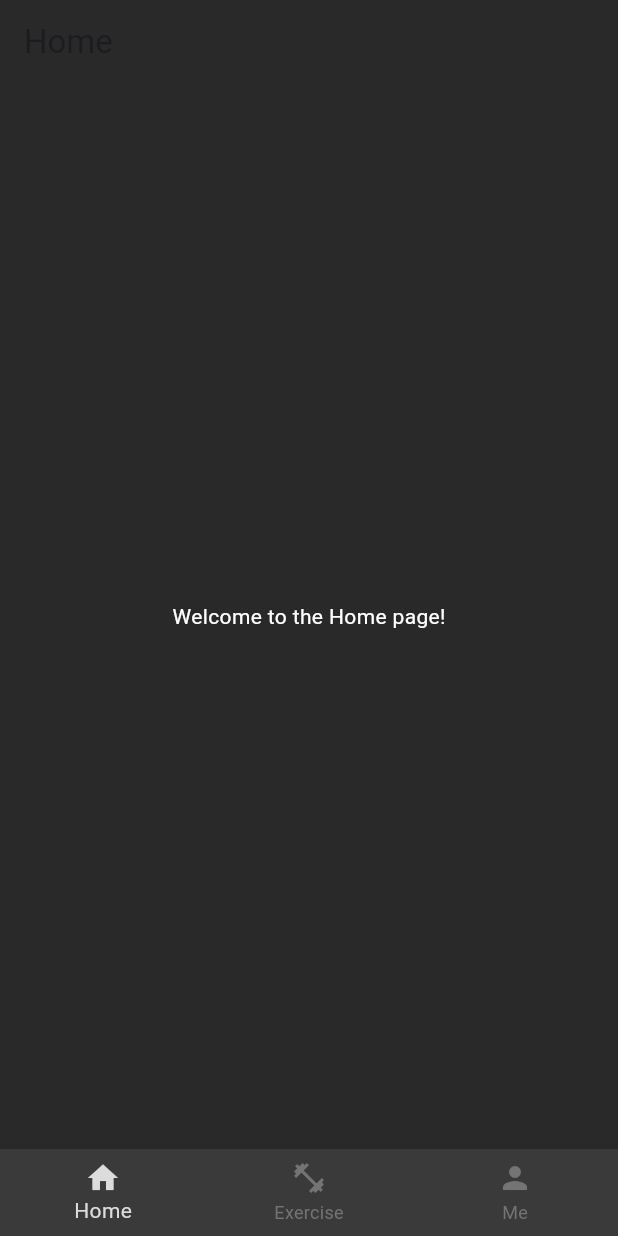
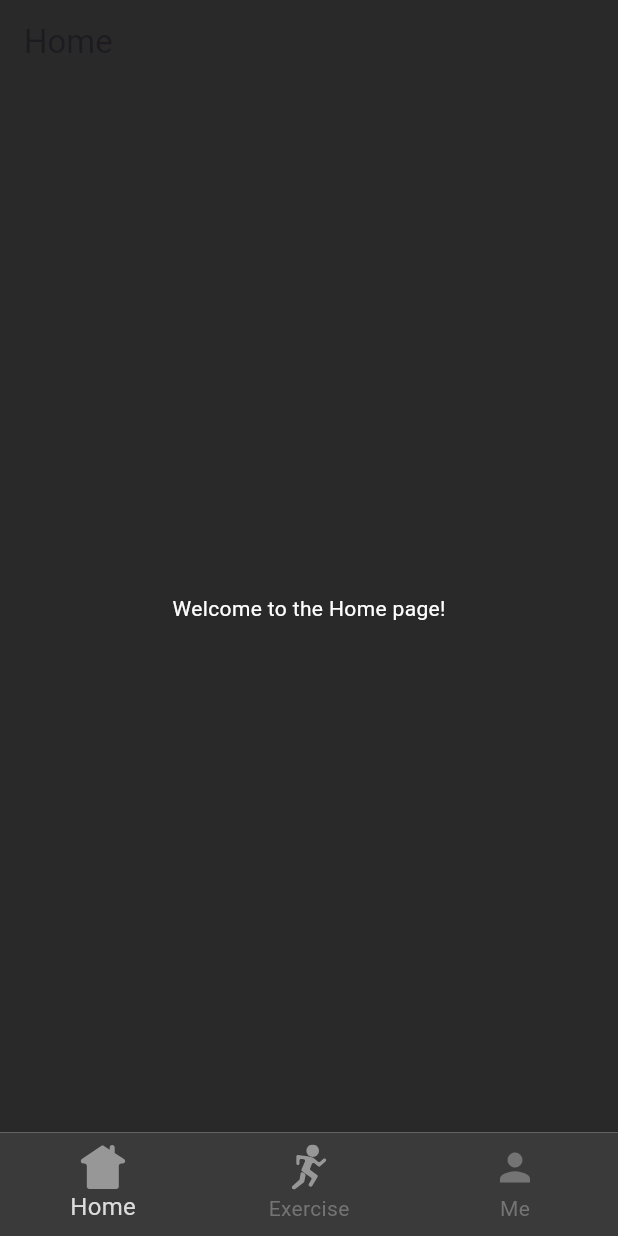
Before and after one commit to AbsolutelyHaakon/FitnessApp-IDATA2503, a Flutter app: the screen it shows after launch, on a phone screen of 412 x 824 dp. Run offline on Flutter 3.47's test engine with Material 3 defaults, Android fonts, the phone set to English and light mode, and no system bars; our stand-ins replace flutter_svg.

Commit message:
Custom svg icons

```diff
--- a/lib/components/navigation_bar.dart
+++ b/lib/components/navigation_bar.dart
@@ -1,4 +1,5 @@
 import 'package:flutter/material.dart';
+import 'package:flutter_svg/flutter_svg.dart';
 import 'package:fitnessapp_idata2503/pages/home.dart';
 import 'package:fitnessapp_idata2503/pages/workout.dart';
 import 'package:fitnessapp_idata2503/pages/me.dart';
@@ -22,16 +23,24 @@ class _CustomNavigationBarState extends State<CustomNavigationBar> {
     return Scaffold(
       body: _getSelectedPage(_selectedIndex),
       bottomNavigationBar: BottomNavigationBar(
-        items: const <BottomNavigationBarItem>[
+        items: <BottomNavigationBarItem>[
           BottomNavigationBarItem(
-            icon: Icon(Icons.home),
+            icon: SvgPicture.asset(
+              'assets/icons/home.svg',
+              width: 30.0, // Adjust the width
+              height: 30.0, // Adjust the height
+            ),
             label: 'Home',
           ),
           BottomNavigationBarItem(
-            icon: Icon(Icons.fitness_center),
+            icon: SvgPicture.asset(
+              'assets/icons/workout.svg',
+              width: 30.0, // Adjust the width
+              height: 30.0, // Adjust the height
+            ),
             label: 'Exercise',
           ),
-          BottomNavigationBarItem(
+          const BottomNavigationBarItem(
             icon: Icon(Icons.person),
             label: 'Me',
           ),
@@ -41,6 +50,9 @@ class _CustomNavigationBarState extends State<CustomNavigationBar> {
         unselectedItemColor: Color(0xFF747474),
         backgroundColor: Color(0xFF3A3A3A),
         onTap: _onItemTapped,
+        iconSize: 30.0, // Adjust the icon size
+        selectedFontSize: 16.0, // Adjust the selected font size
+        unselectedFontSize: 14.0, // Adjust the unselected font size
       ),
     );
   }
--- a/lib/main.dart
+++ b/lib/main.dart
@@ -1,19 +1,23 @@
 import 'package:flutter/material.dart';
+import 'package:fitnessapp_idata2503/pages/home.dart';
+import 'package:fitnessapp_idata2503/pages/workout.dart';
+import 'package:fitnessapp_idata2503/pages/me.dart';
 import 'package:fitnessapp_idata2503/components/navigation_bar.dart';
 
-import 'components/navigation_bar.dart';
-
 void main() {
-  runApp(const MyApp());
+  runApp(MyApp());
 }
 
 class MyApp extends StatelessWidget {
-  const MyApp({super.key});
-
   @override
   Widget build(BuildContext context) {
     return MaterialApp(
+      theme: ThemeData(
+        splashColor: Colors.transparent,
+        highlightColor: Colors.transparent,
+      ),
       home: CustomNavigationBar(),
+      debugShowCheckedModeBanner: false, // Remove debug banner
     );
   }
 }
--- a/pubspec.yaml
+++ b/pubspec.yaml
@@ -30,6 +30,7 @@ environment:
 dependencies:
   flutter:
     sdk: flutter
+  flutter_svg: ^1.0.3
 
 
   # The following adds the Cupertino Icons font to your application.
@@ -53,6 +54,8 @@ dev_dependencies:
 # The following section is specific to Flutter packages.
 flutter:
 
+  assets:
+    - assets/icons/
   # The following line ensures that the Material Icons font is
   # included with your application, so that you can use the icons in
   # the material Icons class.
```
Also changed, not shown: assets/icons/home.svg (added), assets/icons/workout.svg (added), pubspec.lock.
